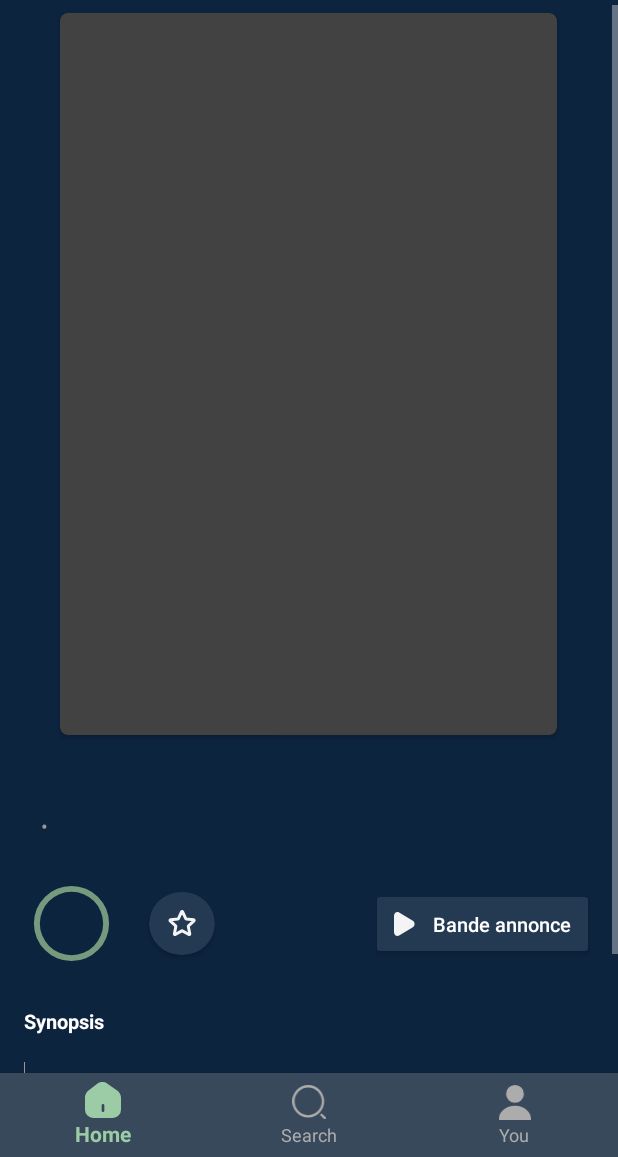
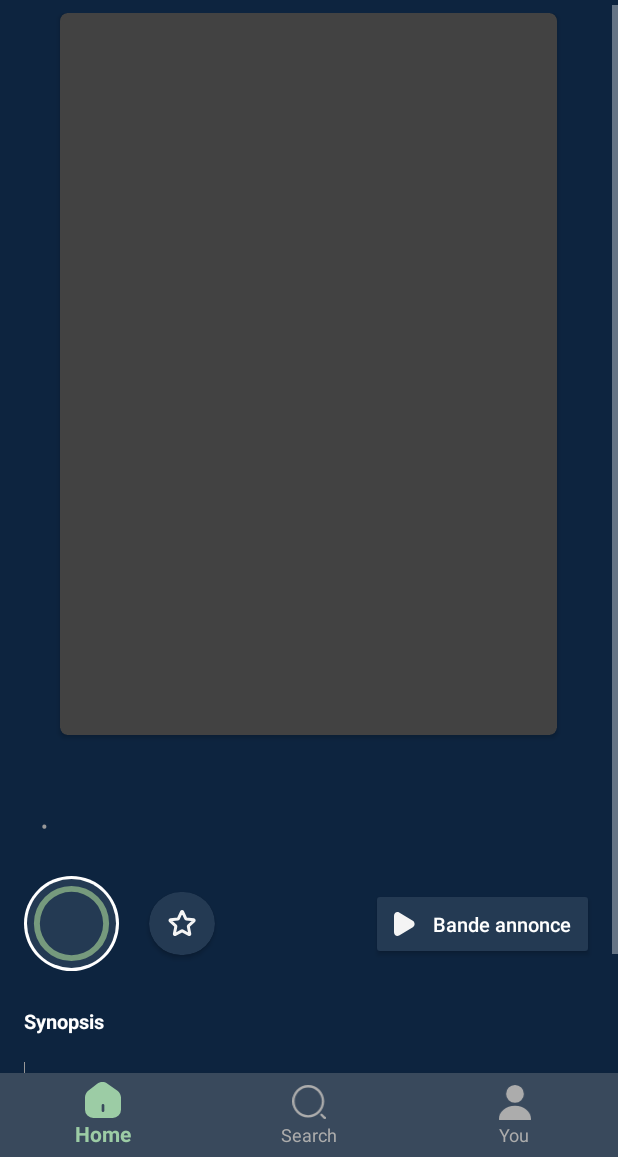
Before and after one commit to Ancelotow/kotlin_project_4MOC, an Android app built with Jetpack Compose: the fragment DetailsFragment placed in its activity, on a phone screen of 412 x 824 dp, the part 79-1236 px from its top. Run offline under Robolectric (Android 15) with nearby library versions, the phone set to English and light mode, and no system bars; our stand-ins replace Dagger/Hilt's generated code, Picasso, navigation-ui; network calls fail; pictures from the network do not load; 3 statements that could not run were skipped.

Commit message:
[US-8] Update rate indicator UI

```diff
--- a/app/src/main/res/drawable/rate_progress_bar.xml
+++ b/app/src/main/res/drawable/rate_progress_bar.xml
@@ -1,6 +1,19 @@
 <?xml version="1.0" encoding="utf-8"?>
 <layer-list xmlns:android="http://schemas.android.com/apk/res/android">
-    <!--Adding our first item-->
+    <item>
+        <shape android:shape="oval">
+            <solid android:color="@color/white" />
+        </shape>
+    </item>
+
+    <item android:top="2dp" android:bottom="2dp" android:end="2dp" android:start="2dp">
+        <shape
+            android:shape="oval"
+            android:useLevel="false">
+            <solid android:color="@color/primary_variant" />
+        </shape>
+    </item>
+
     <item>
         <!--Here ring shape is created. The important attribute
          used here is, android:useLevel="false". Attribute
```
